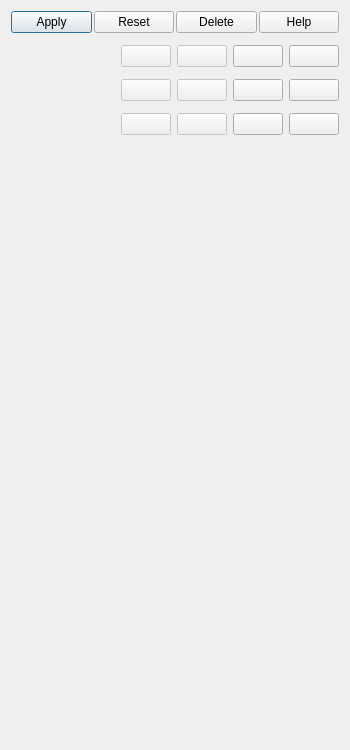
The window that Qt/Components/Resources/UI/pqPropertiesPanel.ui (stephenrmuir72/paraview-scan) describes before a commit, drawn with Qt 5.
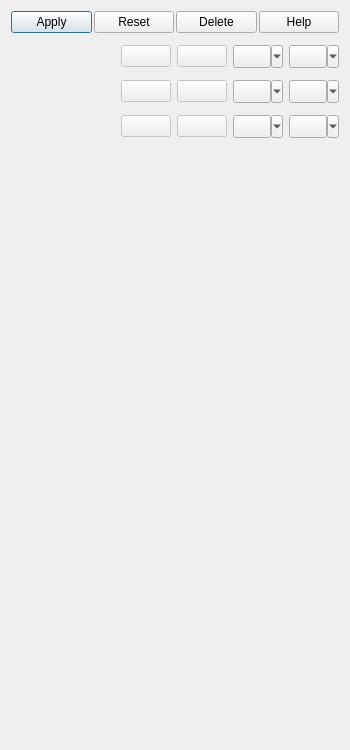
The same window after the commit. Icons and pictures are not drawn. Custom widgets are drawn as their Qt base class.

What changed in the file:
```diff
--- a/Qt/Components/Resources/UI/pqPropertiesPanel.ui
+++ b/Qt/Components/Resources/UI/pqPropertiesPanel.ui
@@ -183,7 +183,7 @@
            </widget>
           </item>
           <item>
-           <widget class="QPushButton" name="PropertiesRestoreDefaults">
+           <widget class="QToolButton" name="PropertiesRestoreDefaults">
             <property name="maximumSize">
              <size>
               <width>50</width>
@@ -200,10 +200,13 @@
              <iconset resource="../pqComponents.qrc">
               <normaloff>:/pqWidgets/Icons/pqReset.svg</normaloff>:/pqWidgets/Icons/pqReset.svg</iconset>
             </property>
+            <property name="popupMode">
+             <enum>QToolButton::ToolButtonPopupMode::MenuButtonPopup</enum>
+            </property>
            </widget>
           </item>
           <item>
-           <widget class="QPushButton" name="PropertiesSaveAsDefaults">
+           <widget class="QToolButton" name="PropertiesSaveAsDefaults">
             <property name="maximumSize">
              <size>
               <width>50</width>
@@ -216,6 +219,9 @@
             <property name="text">
              <string/>
             </property>
+            <property name="popupMode">
+             <enum>QToolButton::ToolButtonPopupMode::MenuButtonPopup</enum>
+            </property>
            </widget>
           </item>
          </layout>
@@ -303,7 +309,7 @@
            </widget>
           </item>
           <item>
-           <widget class="QPushButton" name="DisplayRestoreDefaults">
+           <widget class="QToolButton" name="DisplayRestoreDefaults">
             <property name="maximumSize">
              <size>
               <width>50</width>
@@ -320,10 +326,13 @@
              <iconset resource="../pqComponents.qrc">
               <normaloff>:/pqWidgets/Icons/pqReset.svg</normaloff>:/pqWidgets/Icons/pqReset.svg</iconset>
             </property>
+            <property name="popupMode">
+             <enum>QToolButton::ToolButtonPopupMode::MenuButtonPopup</enum>
+            </property>
            </widget>
           </item>
           <item>
-           <widget class="QPushButton" name="DisplaySaveAsDefaults">
+           <widget class="QToolButton" name="DisplaySaveAsDefaults">
             <property name="maximumSize">
              <size>
               <width>50</width>
@@ -336,6 +345,9 @@
             <property name="text">
              <string/>
             </property>
+            <property name="popupMode">
+             <enum>QToolButton::ToolButtonPopupMode::MenuButtonPopup</enum>
+            </property>
            </widget>
           </item>
          </layout>
@@ -423,7 +435,7 @@
            </widget>
           </item>
           <item>
-           <widget class="QPushButton" name="ViewRestoreDefaults">
+           <widget class="QToolButton" name="ViewRestoreDefaults">
             <property name="maximumSize">
              <size>
               <width>50</width>
@@ -440,10 +452,13 @@
              <iconset resource="../pqComponents.qrc">
               <normaloff>:/pqWidgets/Icons/pqReset.svg</normaloff>:/pqWidgets/Icons/pqReset.svg</iconset>
             </property>
+            <property name="popupMode">
+             <enum>QToolButton::ToolButtonPopupMode::MenuButtonPopup</enum>
+            </property>
            </widget>
           </item>
           <item>
-           <widget class="QPushButton" name="ViewSaveAsDefaults">
+           <widget class="QToolButton" name="ViewSaveAsDefaults">
             <property name="maximumSize">
              <size>
               <width>50</width>
@@ -456,6 +471,9 @@
             <property name="text">
              <string/>
             </property>
+            <property name="popupMode">
+             <enum>QToolButton::ToolButtonPopupMode::MenuButtonPopup</enum>
+            </property>
            </widget>
           </item>
          </layout>
```
